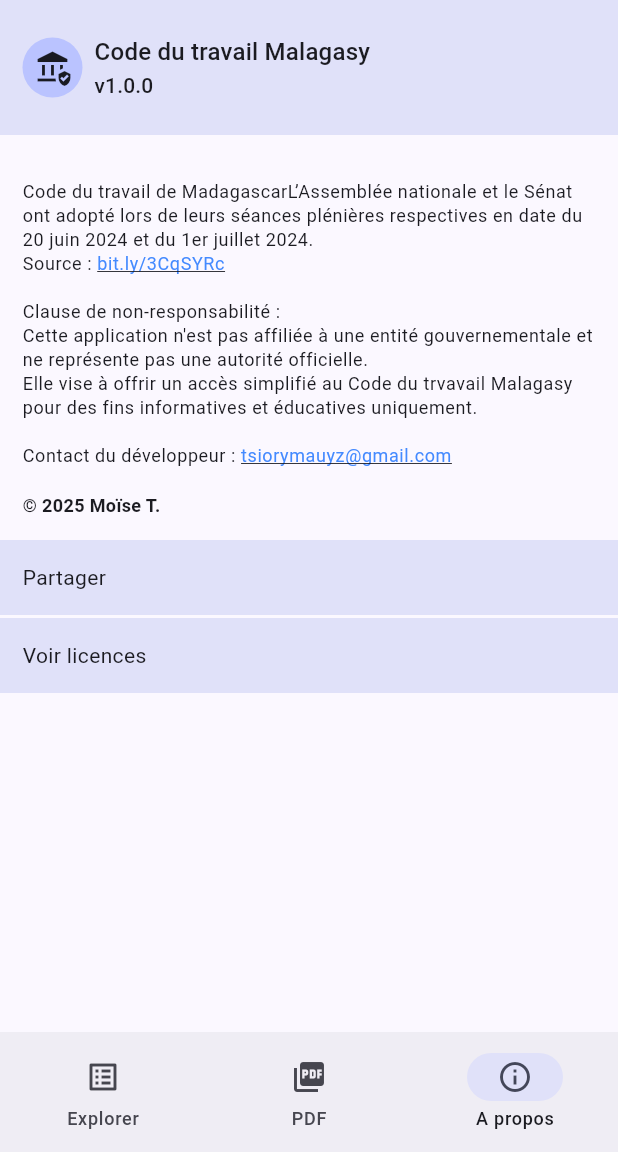
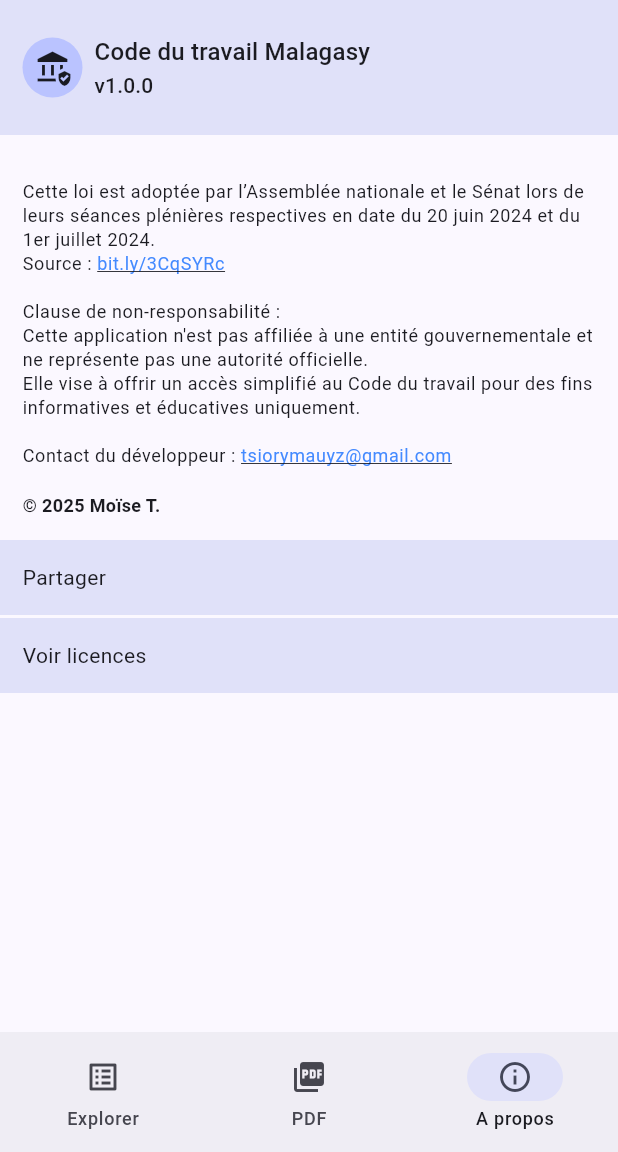
Before and after one commit to mauyz/madagascar_workcode, a Flutter app: the screen it shows after launch, item 3 of the bottom bar chosen, on a phone screen of 412 x 824 dp, the part 84-1236 px from its top. Run offline on Flutter 3.47's test engine with Material 3 defaults, Android fonts, the phone set to English and light mode, and no system bars; drawn by our look-alikes of flutter_linkify; our stand-ins replace flutter_bloc, get_it, go_router, shared_preferences; missing offline and left inert: syncfusion_flutter_pdfviewer.

Commit message:
update app_constants.dart

```diff
--- a/lib/core/app_constants.dart
+++ b/lib/core/app_constants.dart
@@ -8,14 +8,14 @@ class AppConstants {
   static const appTitle = "Code du travail Malagasy";
   static const appVersion = "v1.0.0";
 
-  static const aboutApp = "Code du travail de Madagascar"
-      "L’Assemblée nationale et le Sénat ont adopté lors de leurs séances"
+  static const aboutApp = "Cette loi est"
+      " adoptée par l’Assemblée nationale et le Sénat lors de leurs séances"
       " plénières respectives en date du 20 juin 2024 et du 1er juillet 2024.\n"
       "Source : https://bit.ly/3CqSYRc";
   static const appClause =
       "Clause de non-responsabilité :\nCette application n'est pas affiliée à "
       "une entité gouvernementale et ne représente pas une autorité officielle.\n"
-      "Elle vise à offrir un accès simplifié au Code du trvavail Malagasy "
+      "Elle vise à offrir un accès simplifié au Code du travail "
       "pour des fins informatives et éducatives uniquement.";
 
   static final copyright = "© ${DateTime.now().year} Moïse T.";
```
